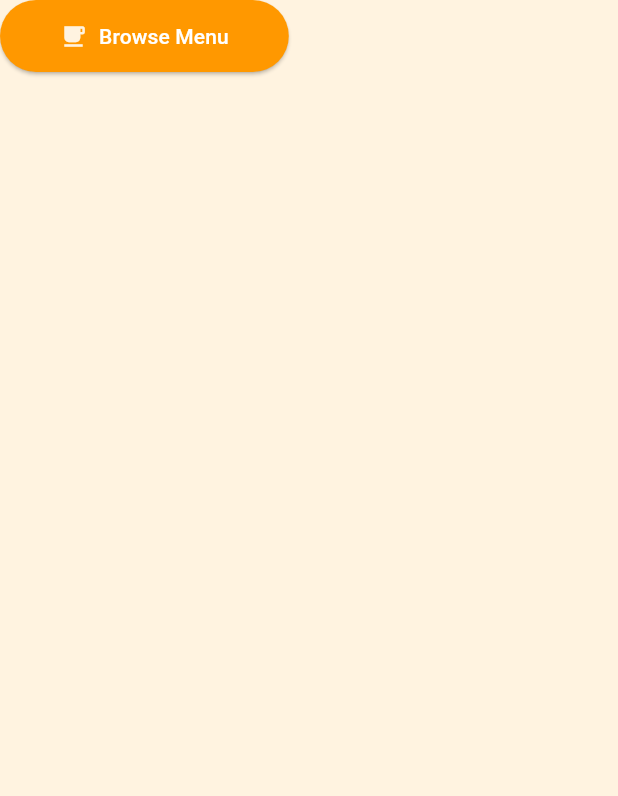
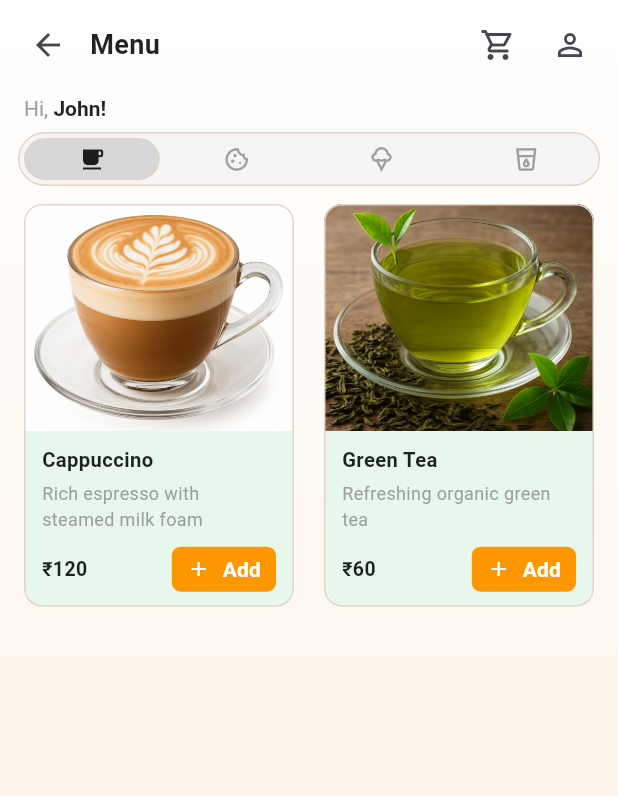
Before and after one commit to Abdulsathar27/cafe-today-, a Flutter app: the BrowseMenuButton widget shown alone on an empty page, opened directly, after a tap on "Browse Menu", on a phone screen of 412 x 824 dp. Shown: the top 796 px of the screen. Run offline on Flutter 3.47's test engine with Material 3 defaults, Android fonts, the phone set to English and light mode, and no system bars.

Commit message:
changes and cart pages creates

```diff
--- a/lib/screens/homepage/widgets/browse_menu_button.dart
+++ b/lib/screens/homepage/widgets/browse_menu_button.dart
@@ -1,5 +1,6 @@
 import 'package:cafebooking/constants/app_colors.dart';
 import 'package:cafebooking/constants/app_texts.dart';
+import 'package:cafebooking/screens/menu/menu_page.dart';
 import 'package:flutter/material.dart';
 
 class BrowseMenuButton extends StatelessWidget {
@@ -9,10 +10,10 @@ class BrowseMenuButton extends StatelessWidget {
   Widget build(BuildContext context) {
     return ElevatedButton.icon(
       onPressed: () {
-        // Navigator.push(
-        //   context,
-        //   MaterialPageRoute(builder: (context) => const ()),
-        // );
+        Navigator.pushReplacement(
+          context,
+          MaterialPageRoute(builder: (context) => const MenuPage ()),
+        );
       },
       icon: const Icon(Icons.local_cafe, color: AppColors.backgroundLight),
       label: const Text(
--- /dev/null
+++ b/lib/screens/menu/menu_page.dart
@@ -0,0 +1,72 @@
+import 'package:cafebooking/constants/app_colors.dart';
+import 'package:cafebooking/screens/menu/widgets/menu_app_bar.dart';
+import 'package:cafebooking/screens/menu/widgets/menu_grid.dart';
+import 'package:cafebooking/screens/menu/widgets/menu_header.dart';
+import 'package:cafebooking/screens/menu/widgets/menu_tabs.dart';
+import 'package:flutter/material.dart';
+
+class MenuPage extends StatefulWidget {
+  const MenuPage({super.key});
+
+  @override
+  State<MenuPage> createState() => _MenuPageState();
+}
+
+class _MenuPageState extends State<MenuPage> {
+  int selectedTab = 0; // 0..n
+
+  @override
+  Widget build(BuildContext context) {
+    return Scaffold(
+      body: Container(
+        decoration: const BoxDecoration(
+          gradient: LinearGradient(
+            colors: [AppColors.gradientTop, AppColors.gradientBottom],
+            begin: Alignment.topCenter,
+            end: Alignment.bottomCenter,
+          ),
+        ),
+        child: SafeArea(
+          child: Column(
+            children: [
+              const MenuAppBar(),
+              const Padding(
+                padding: EdgeInsets.fromLTRB(16, 4, 16, 8),
+                child: MenuHeader(userName: 'John!'),
+              ),
+              Padding(
+                padding: const EdgeInsets.fromLTRB(12, 0, 12, 8),
+                child: MenuTabs(
+                  selectedIndex: selectedTab,
+                  onChanged: (i) => setState(() => selectedTab = i),
+                ),
+              ),
+              Expanded(
+                child: Padding(
+                  padding: const EdgeInsets.symmetric(horizontal: 12),
+                  child: MenuGrid(
+                    // In a real app, filter by selectedTab
+                    items: const [
+                      MenuItemVm(
+                        imageUrl: 'assets/Images/Cappuccino.png',
+                        title: 'Cappuccino',
+                        description: 'Rich espresso with steamed milk foam',
+                        price: 120,
+                      ),
+                      MenuItemVm(
+                        imageUrl: 'assets/Images/green tea.png',
+                        title: 'Green Tea',
+                        description: 'Refreshing organic green tea',
+                        price: 60,
+                      ),
+                    ],
+                  ),
+                ),
+              ),
+            ],
+          ),
+        ),
+      ),
+    );
+  }
+}
--- /dev/null
+++ b/lib/screens/menu/widgets/menu_app_bar.dart
@@ -0,0 +1,59 @@
+import 'package:cafebooking/constants/app_colors.dart';
+import 'package:cafebooking/screens/cartpage/cart_page.dart';
+import 'package:cafebooking/screens/homepage/home.dart';
+import 'package:cafebooking/screens/profile/profilepage.dart';
+import 'package:flutter/material.dart';
+
+class MenuAppBar extends StatelessWidget {
+  const MenuAppBar({super.key});
+
+  @override
+  Widget build(BuildContext context) {
+    return Padding(
+      padding: const EdgeInsets.fromLTRB(8, 6, 8, 6),
+      child: Row(
+        children: [
+          IconButton(
+            icon: const Icon(Icons.arrow_back),
+            splashRadius: 22,
+            onPressed: () => Navigator.pushReplacement(
+              context,
+              MaterialPageRoute(builder: (context) => const HomePage()),
+            ),
+          ),
+          const SizedBox(width: 4),
+          const Expanded(
+            child: Text(
+              'Menu',
+              style: TextStyle(
+                fontSize: 18,
+                fontWeight: FontWeight.w600,
+                color: AppColors.textPrimary,
+              ),
+            ),
+          ),
+          IconButton(
+            icon: const Icon(Icons.shopping_cart_outlined),
+            onPressed: () {
+              Navigator.pushReplacement(
+                context,
+                MaterialPageRoute(builder: (context) => const CartPage()),
+              );
+            },
+            splashRadius: 20,
+          ),
+          IconButton(
+            icon: const Icon(Icons.person_outline),
+            onPressed: () {
+              Navigator.pushReplacement(
+                context,
+                MaterialPageRoute(builder: (context) => const ProfilePage()),
+              );
+            },
+            splashRadius: 20,
+          ),
+        ],
+      ),
+    );
+  }
+}
--- /dev/null
+++ b/lib/screens/menu/widgets/menu_grid.dart
@@ -0,0 +1,41 @@
+import 'package:flutter/material.dart';
+import 'menu_item_card.dart';
+
+class MenuItemVm {
+  final String imageUrl;
+  final String title;
+  final String description;
+  final int price;
+  const MenuItemVm({
+    required this.imageUrl,
+    required this.title,
+    required this.description,
+    required this.price,
+  });
+}
+
+class MenuGrid extends StatelessWidget {
+  final List<MenuItemVm> items;
+  const MenuGrid({super.key, required this.items});
+
+  @override
+  Widget build(BuildContext context) {
+    return LayoutBuilder(
+      builder: (context, c) {
+        final w = c.maxWidth;
+        final cols = w >= 900 ? 3 : w >= 600 ? 2 : 2; // 2 columns on phone
+        return GridView.builder(
+          padding: const EdgeInsets.only(bottom: 12),
+          gridDelegate: SliverGridDelegateWithFixedCrossAxisCount(
+            crossAxisCount: cols,
+            crossAxisSpacing: 12,
+            mainAxisSpacing: 12,
+            childAspectRatio: 0.68, // 👈 slightly taller tiles (was ~0.76)
+          ),
+          itemCount: items.length,
+          itemBuilder: (_, i) => MenuItemCard(vm: items[i]),
+        );
+      },
+    );
+  }
+}
--- /dev/null
+++ b/lib/screens/menu/widgets/menu_header.dart
@@ -0,0 +1,32 @@
+import 'package:cafebooking/constants/app_colors.dart';
+import 'package:flutter/material.dart';
+
+class MenuHeader extends StatelessWidget {
+  final String userName;
+  const MenuHeader({super.key, required this.userName});
+
+  @override
+  Widget build(BuildContext context) {
+    return Align(
+      alignment: Alignment.centerLeft,
+      child: RichText(
+        text: TextSpan(
+          text: 'Hi, ',
+          style: const TextStyle(
+            fontSize: 14,
+            color: AppColors.textSecondary,
+          ),
+          children: [
+            TextSpan(
+              text: userName,
+              style: const TextStyle(
+                fontWeight: FontWeight.w600,
+                color: AppColors.textPrimary,
+              ),
+            ),
+          ],
+        ),
+      ),
+    );
+  }
+}
--- /dev/null
+++ b/lib/screens/menu/widgets/menu_item_card.dart
@@ -0,0 +1,97 @@
+import 'package:cafebooking/constants/app_colors.dart';
+import 'package:flutter/material.dart';
+import 'menu_grid.dart';
+
+class MenuItemCard extends StatelessWidget {
+  final MenuItemVm vm;
+  const MenuItemCard({super.key, required this.vm});
+
+  @override
+  Widget build(BuildContext context) {
+    return Card(
+      elevation: 0,
+      color: AppColors.badgeBg,
+      shape: RoundedRectangleBorder(
+        side: BorderSide(color: AppColors.cardBorder),
+        borderRadius: BorderRadius.circular(12),
+      ),
+      clipBehavior: Clip.antiAlias, // ✅ clip image to rounded corners
+      child: Column(
+        crossAxisAlignment: CrossAxisAlignment.stretch, // ✅ make children full width
+        children: [
+          // ✅ image takes all remaining height & full width
+          Expanded(
+            child: SizedBox.expand(
+              child: Image.asset(
+                vm.imageUrl,
+                fit: BoxFit.cover, // ✅ cover the box fully
+                alignment: Alignment.center,
+              ),
+            ),
+          ),
+
+          // bottom content
+          Container(
+            color: AppColors.badgeBg,
+            padding: const EdgeInsets.fromLTRB(12, 10, 12, 10),
+            child: Column(
+              crossAxisAlignment: CrossAxisAlignment.start,
+              mainAxisSize: MainAxisSize.min,
+              children: [
+                Text(
+                  vm.title,
+                  maxLines: 1,
+                  overflow: TextOverflow.ellipsis,
+                  style: const TextStyle(
+                    fontSize: 13.5,
+                    fontWeight: FontWeight.w700,
+                    color: AppColors.textPrimary,
+                  ),
+                ),
+                const SizedBox(height: 4),
+                Text(
+                  vm.description,
+                  maxLines: 2,
+                  overflow: TextOverflow.ellipsis,
+                  style: const TextStyle(
+                    fontSize: 12,
+                    color: AppColors.textSecondary,
+                  ),
+                ),
+                const SizedBox(height: 10),
+                Row(
+                  children: [
+                    Text(
+                      '₹${vm.price}',
+                      style: const TextStyle(
+                        fontSize: 13,
+                        fontWeight: FontWeight.w600,
+                        color: AppColors.textPrimary,
+                      ),
+                    ),
+                    const Spacer(),
+                    SizedBox(
+                      height: 30,
+                      child: ElevatedButton.icon(
+                        onPressed: () {},
+                        icon: const Icon(Icons.add, size: 16),
+                        label: const Text('Add', style: TextStyle(fontWeight: FontWeight.w600)),
+                        style: ElevatedButton.styleFrom(
+                          backgroundColor: AppColors.buttonPrimary,
+                          foregroundColor: AppColors.buttonText,
+                          padding: const EdgeInsets.symmetric(horizontal: 10),
+                          shape: RoundedRectangleBorder(borderRadius: BorderRadius.circular(6)),
+                          elevation: 0,
+                        ),
+                      ),
+                    ),
+                  ],
+                ),
+              ],
+            ),
+          ),
+        ],
+      ),
+    );
+  }
+}
--- /dev/null
+++ b/lib/screens/menu/widgets/menu_tabs.dart
@@ -0,0 +1,64 @@
+import 'package:cafebooking/constants/app_colors.dart';
+import 'package:flutter/material.dart';
+
+class MenuTabs extends StatelessWidget {
+  final int selectedIndex;
+  final ValueChanged<int> onChanged;
+  const MenuTabs({
+    super.key,
+    required this.selectedIndex,
+    required this.onChanged,
+  });
+
+  @override
+  Widget build(BuildContext context) {
+    return Container(
+      height: 36,
+      decoration: BoxDecoration(
+        color: AppColors.inputFill,
+        borderRadius: BorderRadius.circular(20),
+        border: Border.all(color: AppColors.cardBorder),
+      ),
+      padding: const EdgeInsets.all(3),
+      child: Row(
+        children: [
+          Expanded(child: _TabChip(icon: Icons.local_cafe, selected: selectedIndex == 0, onTap: () => onChanged(0))),
+          const SizedBox(width: 6),
+          Expanded(child: _TabChip(icon: Icons.cookie_outlined, selected: selectedIndex == 1, onTap: () => onChanged(1))),
+          const SizedBox(width: 6),
+          Expanded(child: _TabChip(icon: Icons.icecream_outlined, selected: selectedIndex == 2, onTap: () => onChanged(2))),
+          const SizedBox(width: 6),
+          Expanded(child: _TabChip(icon: Icons.local_drink_outlined, selected: selectedIndex == 3, onTap: () => onChanged(3))),
+        ],
+      ),
+    );
+  }
+}
+
+class _TabChip extends StatelessWidget {
+  final IconData icon;
+  final bool selected;
+  final VoidCallback onTap;
+  const _TabChip({required this.icon, required this.selected, required this.onTap});
+
+  @override
+  Widget build(BuildContext context) {
+    final bg = selected ? AppColors.borderLight : Colors.transparent;
+    final border = selected ? AppColors.cardBorder : Colors.transparent;
+    final iconColor = selected ? AppColors.textPrimary : AppColors.textSecondary;
+
+    return InkWell(
+      borderRadius: BorderRadius.circular(16),
+      onTap: onTap,
+      child: Container(
+        decoration: BoxDecoration(
+          color: bg,
+          borderRadius: BorderRadius.circular(16),
+          border: Border.all(color: border),
+        ),
+        alignment: Alignment.center,
+        child: Icon(icon, size: 18, color: iconColor),
+      ),
+    );
+  }
+}
--- a/lib/screens/profile/widgets/profile_app_bar.dart
+++ b/lib/screens/profile/widgets/profile_app_bar.dart
@@ -1,5 +1,6 @@
 import 'package:cafebooking/constants/app_colors.dart';
 import 'package:cafebooking/constants/app_sizes.dart';
+import 'package:cafebooking/screens/homepage/home.dart';
 import 'package:cafebooking/screens/loginpage/login.dart';
 import 'package:flutter/material.dart';
 import 'package:cafebooking/constants/app_texts.dart';
@@ -16,7 +17,7 @@ class ProfileAppBar extends StatelessWidget {
           // Back arrow
           IconButton(
             icon: const Icon(Icons.arrow_back),
-            onPressed: () => Navigator.maybePop(context),
+            onPressed: () => Navigator.pushReplacement(context, MaterialPageRoute(builder: (context) => const HomePage())),
           ),
           const SizedBox(width: 4),
           // Title centered-ish visually like screenshot
```
Also changed, not shown: lib/screens/cartpage/cart_page.dart (added, +53 -0 lines), lib/screens/cartpage/widgets/cart_app_bar.dart (added, +43 -0 lines), lib/screens/cartpage/widgets/cart_item_tile.dart (added, +101 -0 lines), lib/screens/cartpage/widgets/cart_summary.dart (added, +123 -0 lines), lib/screens/orders/orders_page.dart (+12 -3 lines).
